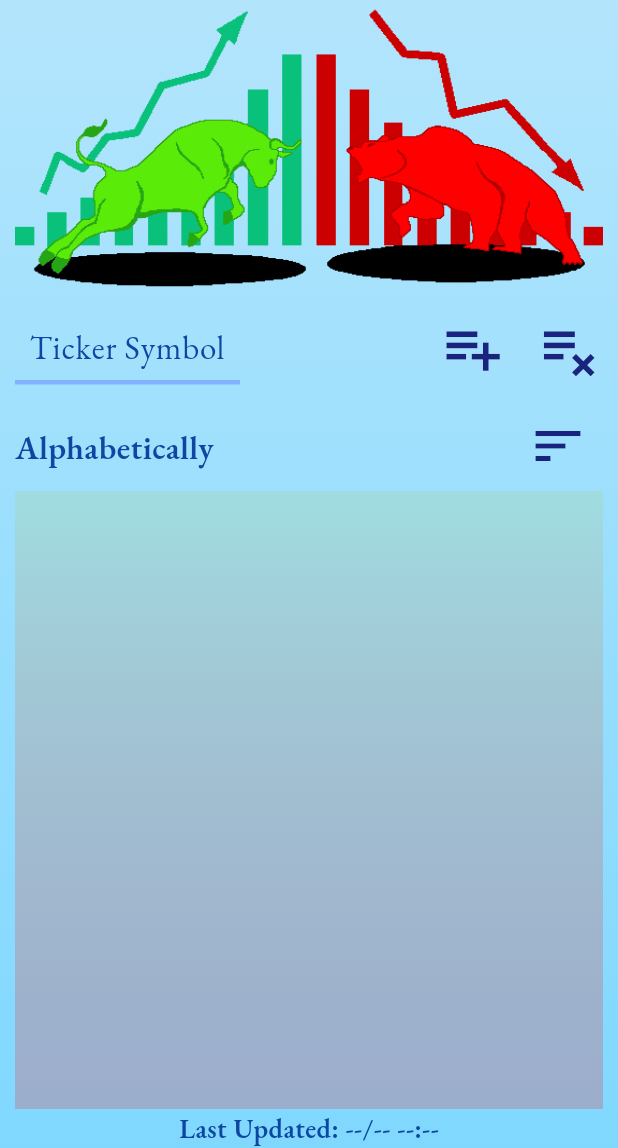
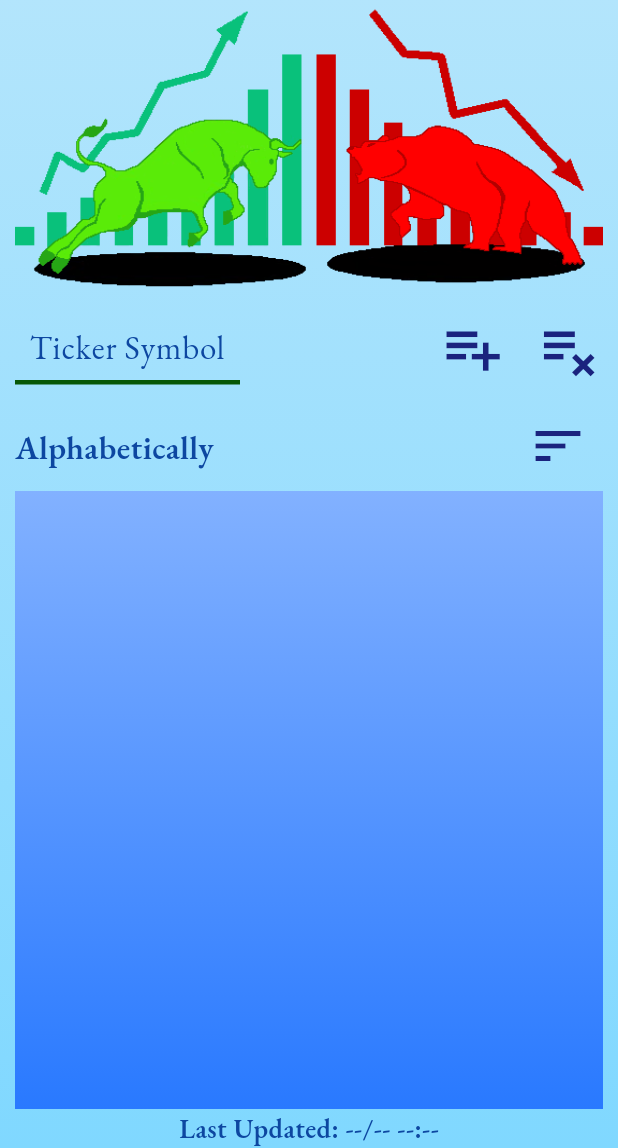
Before and after one commit to JoshMJohnson/Stock_Alert, a Flutter app: the screen it shows after launch, on a phone screen of 412 x 824 dp, the part 88-1236 px from its top. Run offline on Flutter 3.47's test engine with Material 3 defaults, Android fonts, the phone set to English and light mode, and no system bars; our stand-ins replace awesome_notifications, shared_preferences, sqflite; missing offline and left inert: fading_edge_scrollview; accounts and stored records are empty.

Commit message:
theme progression

```diff
--- a/lib/pages/home.dart
+++ b/lib/pages/home.dart
@@ -202,7 +202,7 @@ class _HomePageState extends State<HomePage> with WidgetsBindingObserver {
     showDialog(
       context: context,
       builder: (_) => AlertDialog(
-        backgroundColor: Theme.of(context).scaffoldBackgroundColor,
+        backgroundColor: Theme.of(context).dialogTheme.backgroundColor,
         title: Text(
           'Failed Add',
           textScaler: TextScaler.noScaling,
@@ -220,7 +220,7 @@ class _HomePageState extends State<HomePage> with WidgetsBindingObserver {
               padding: const EdgeInsets.all(20),
               decoration: BoxDecoration(
                 border: Border.all(
-                  color: Theme.of(context).colorScheme.primary,
+                  color: Theme.of(context).textTheme.headlineMedium!.color!,
                   width: 5,
                 ),
               ),
@@ -386,7 +386,7 @@ class _HomePageState extends State<HomePage> with WidgetsBindingObserver {
     showDialog(
       context: context,
       builder: (_) => AlertDialog(
-        backgroundColor: Theme.of(context).scaffoldBackgroundColor,
+        backgroundColor: Theme.of(context).dialogTheme.backgroundColor,
         title: Text(
           'Quick Info',
           textScaler: TextScaler.noScaling,
--- a/lib/pages/homePageWidgets/stock_watchlist.dart
+++ b/lib/pages/homePageWidgets/stock_watchlist.dart
@@ -16,11 +16,14 @@ class StockWatchlist extends StatelessWidget {
   @override
   Widget build(BuildContext context) {
     return Container(
-        decoration: const BoxDecoration(
+        decoration: BoxDecoration(
           gradient: LinearGradient(
             begin: Alignment.bottomCenter,
             end: Alignment.topCenter,
-            colors: [Color(0x33FF0000), Color(0x55A5D6A7)],
+            colors: [
+              Theme.of(context).colorScheme.primary,
+              Theme.of(context).colorScheme.secondary,
+            ],
           ),
         ),
         child: ListView.separated(
--- a/lib/pages/homePageWidgets/ticker_input_fields.dart
+++ b/lib/pages/homePageWidgets/ticker_input_fields.dart
@@ -49,7 +49,11 @@ class _TickerInputFieldsState extends State<TickerInputFields> {
           ],
           onChanged: (updatedTickerValue) =>
               widget.tickerFieldHandler(updatedTickerValue),
-          cursorColor: Theme.of(context).colorScheme.primary,
+          cursorColor: Theme.of(context)
+              .inputDecorationTheme
+              .focusedBorder!
+              .borderSide
+              .color,
           textAlign: TextAlign.center,
           maxLength: 5,
           autocorrect: false,
@@ -64,13 +68,21 @@ class _TickerInputFieldsState extends State<TickerInputFields> {
             border: InputBorder.none,
             enabledBorder: UnderlineInputBorder(
               borderSide: BorderSide(
-                color: Theme.of(context).colorScheme.secondary,
+                color: Theme.of(context)
+                    .inputDecorationTheme
+                    .enabledBorder!
+                    .borderSide
+                    .color,
                 width: 3,
               ),
             ),
             focusedBorder: UnderlineInputBorder(
               borderSide: BorderSide(
-                color: Theme.of(context).colorScheme.primary,
+                color: Theme.of(context)
+                    .inputDecorationTheme
+                    .focusedBorder!
+                    .borderSide
+                    .color,
                 width: 3,
               ),
             ),
@@ -118,7 +130,7 @@ class _TickerInputFieldsState extends State<TickerInputFields> {
                         context: context,
                         builder: (_) => AlertDialog(
                           backgroundColor:
-                              Theme.of(context).scaffoldBackgroundColor,
+                              Theme.of(context).dialogTheme.backgroundColor,
                           title: Text(
                             'Failed Add',
                             textScaler: TextScaler.noScaling,
@@ -139,8 +151,10 @@ class _TickerInputFieldsState extends State<TickerInputFields> {
                                 padding: const EdgeInsets.all(20),
                                 decoration: BoxDecoration(
                                   border: Border.all(
-                                    color:
-                                        Theme.of(context).colorScheme.primary,
+                                    color: Theme.of(context)
+                                        .textTheme
+                                        .headlineMedium!
+                                        .color!,
                                     width: 5,
                                   ),
                                 ),
@@ -190,7 +204,7 @@ class _TickerInputFieldsState extends State<TickerInputFields> {
                         context: context,
                         builder: (_) => AlertDialog(
                           backgroundColor:
-                              Theme.of(context).scaffoldBackgroundColor,
+                              Theme.of(context).dialogTheme.backgroundColor,
                           title: Text(
                             'Add\nTicker Symbol',
                             textScaler: TextScaler.noScaling,
@@ -211,8 +225,10 @@ class _TickerInputFieldsState extends State<TickerInputFields> {
                                 padding: const EdgeInsets.all(20),
                                 decoration: BoxDecoration(
                                   border: Border.all(
-                                    color:
-                                        Theme.of(context).colorScheme.primary,
+                                    color: Theme.of(context)
+                                        .textTheme
+                                        .headlineMedium!
+                                        .color!,
                                     width: 5,
                                   ),
                                 ),
@@ -290,7 +306,7 @@ class _TickerInputFieldsState extends State<TickerInputFields> {
                       context: context,
                       builder: (_) => AlertDialog(
                         backgroundColor:
-                            Theme.of(context).scaffoldBackgroundColor,
+                            Theme.of(context).dialogTheme.backgroundColor,
                         title: Text(
                           'Failed Remove',
                           textScaler: TextScaler.noScaling,
@@ -311,7 +327,10 @@ class _TickerInputFieldsState extends State<TickerInputFields> {
                               padding: const EdgeInsets.all(20),
                               decoration: BoxDecoration(
                                 border: Border.all(
-                                  color: Theme.of(context).colorScheme.primary,
+                                  color: Theme.of(context)
+                                      .textTheme
+                                      .headlineMedium!
+                                      .color!,
                                   width: 5,
                                 ),
                               ),
@@ -359,7 +378,7 @@ class _TickerInputFieldsState extends State<TickerInputFields> {
                       context: context,
                       builder: (_) => AlertDialog(
                         backgroundColor:
-                            Theme.of(context).scaffoldBackgroundColor,
+                            Theme.of(context).dialogTheme.backgroundColor,
                         title: Text(
                           'Remove\nTicker Symbol',
                           textScaler: TextScaler.noScaling,
@@ -380,7 +399,10 @@ class _TickerInputFieldsState extends State<TickerInputFields> {
                               padding: const EdgeInsets.all(20),
                               decoration: BoxDecoration(
                                 border: Border.all(
-                                  color: Theme.of(context).colorScheme.primary,
+                                  color: Theme.of(context)
+                                      .textTheme
+                                      .headlineMedium!
+                                      .color!,
                                   width: 5,
                                 ),
                               ),
--- a/lib/pages/settingsPageWidgets/clear_watchlist.dart
+++ b/lib/pages/settingsPageWidgets/clear_watchlist.dart
@@ -16,7 +16,7 @@ class ClearWatchlist extends StatelessWidget {
       onPressed: () => showDialog(
         context: context,
         builder: (_) => AlertDialog(
-          backgroundColor: Theme.of(context).scaffoldBackgroundColor,
+          backgroundColor: Theme.of(context).dialogTheme.backgroundColor,
           title: Text(
             'Clear Watchlist',
             textScaler: TextScaler.noScaling,
--- a/lib/pages/settingsPageWidgets/save_button.dart
+++ b/lib/pages/settingsPageWidgets/save_button.dart
@@ -12,7 +12,7 @@ class SaveButton extends StatelessWidget {
         showDialog(
           context: context,
           builder: (_) => AlertDialog(
-            backgroundColor: Theme.of(context).scaffoldBackgroundColor,
+            backgroundColor: Theme.of(context).dialogTheme.backgroundColor,
             title: Text(
               'Settings Saved',
               textScaler: TextScaler.noScaling,
--- a/lib/theme.dart
+++ b/lib/theme.dart
@@ -1,5 +1,7 @@
 import 'package:flutter/material.dart';
 
+// * light theme
+// todo
 ThemeData lightMode = ThemeData(
   brightness: Brightness.light,
   fontFamily: 'EBGaramond',
@@ -60,25 +62,41 @@ ThemeData lightMode = ThemeData(
   cardTheme: const CardTheme(
     color: Color(0xFF2962FF),
   ),
+  dialogTheme: const DialogTheme(
+    backgroundColor: Color(0xFF0B290A),
+  ),
+  inputDecorationTheme: const InputDecorationTheme(
+    focusedBorder: UnderlineInputBorder(
+      borderSide: BorderSide(
+        color: Color.fromARGB(255, 154, 255, 154),
+      ),
+    ),
+    enabledBorder: UnderlineInputBorder(
+      borderSide: BorderSide(
+        color: Color.fromARGB(255, 7, 88, 7),
+      ),
+    ),
+  ),
 );
 
+// * dark theme
 ThemeData darkMode = ThemeData(
   brightness: Brightness.dark,
   fontFamily: 'EBGaramond',
-  scaffoldBackgroundColor: const Color(0xFF0D47A1),
+  scaffoldBackgroundColor: const Color(0xFF0B290A),
   colorScheme: const ColorScheme.dark(
-    background: Color(0xFF1A237E),
-    primary: Color(0xFFBBDEFB),
-    secondary: Color.fromARGB(255, 141, 160, 255),
+    background: Color(0xFF145714),
+    primary: Color.fromARGB(255, 245, 32, 32),
+    secondary: Color.fromARGB(255, 96, 7, 7),
     tertiary: Color(0xFFE8EAF6),
   ),
   dividerColor: const Color(0xFF90CAF9),
   textTheme: const TextTheme(
     headlineMedium: TextStyle(
-      color: Color(0xFFB3E5FC),
+      color: Color.fromARGB(255, 154, 255, 154),
     ),
     bodyMedium: TextStyle(
-      color: Color(0xFFE3F2FD),
+      color: Color.fromARGB(255, 154, 255, 154),
       // normal font
     ),
     bodySmall: TextStyle(
@@ -90,7 +108,7 @@ ThemeData darkMode = ThemeData(
       color: Color(0xFF81C784),
     ),
   ),
-  hintColor: const Color(0xFFE3F2FD),
+  hintColor: const Color.fromARGB(255, 154, 255, 154),
   buttonTheme: const ButtonThemeData(
     colorScheme: ColorScheme.light(
       background: Colors.black,
@@ -117,9 +135,24 @@ ThemeData darkMode = ThemeData(
     return const Color(0xFFBBDEFB);
   })),
   iconTheme: const IconThemeData(
-    color: Color(0xFFBBDEFB),
+    color: Color.fromARGB(255, 154, 255, 154),
   ),
   cardTheme: const CardTheme(
     color: Color(0xFFE0E0E0),
   ),
+  dialogTheme: const DialogTheme(
+    backgroundColor: Color(0xFF0B290A),
+  ),
+  inputDecorationTheme: const InputDecorationTheme(
+    focusedBorder: UnderlineInputBorder(
+      borderSide: BorderSide(
+        color: Color.fromARGB(255, 154, 255, 154),
+      ),
+    ),
+    enabledBorder: UnderlineInputBorder(
+      borderSide: BorderSide(
+        color: Color.fromARGB(255, 7, 88, 7),
+      ),
+    ),
+  ),
 );
```
Also changed, not shown: lib/pages/ticker.dart (+6 -2 lines).
